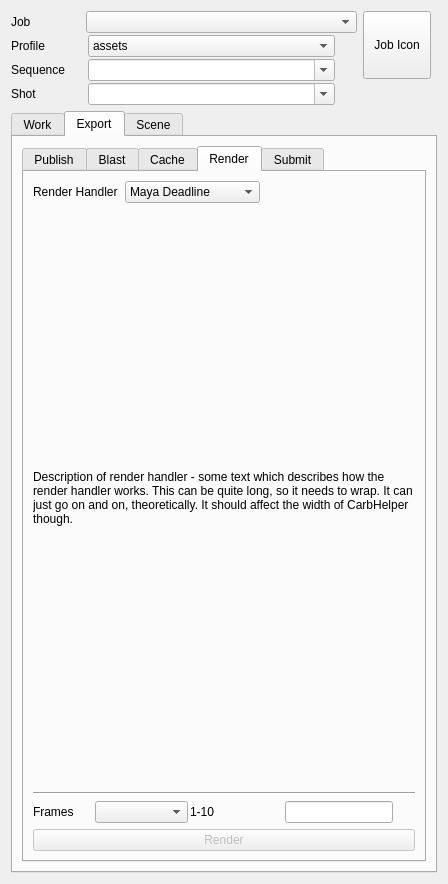
Qt form python/pini/tools/helper/pini_helper.ui (CBSDigital/pini-dev) before a commit.
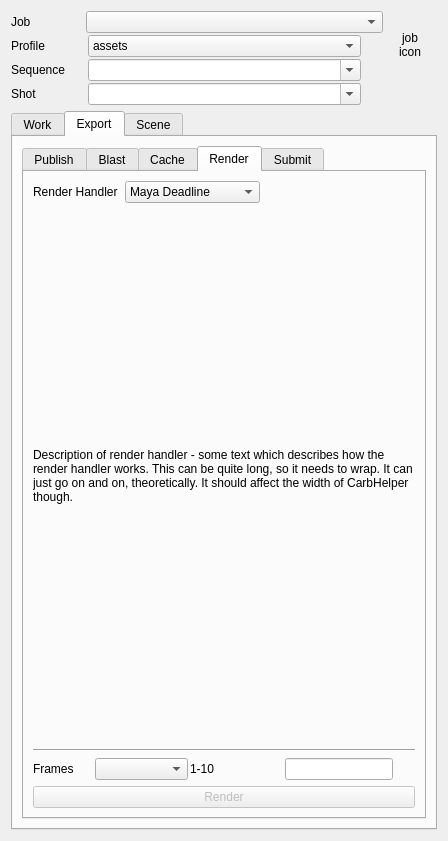
The same form after that commit. Icons and pictures are not drawn. Custom widgets are drawn as their Qt base class.

Commit message: pini-dev:2.3.0 - Pini Helper: implemented job icon | pini.utils.play_sound added start/end/verbose flags, pini.pipe.CPSettingsLevel added icon/col to default settings, pini.qt.to_rect force QPointF if QSizeF, pini.qt.CGraphSpace._draw_grid fade 90% of lines + hide if zoomed out, pini.qt.CGBasicElem.set_settings allow pos/size cpnt as None for locked axes, pini.qt CGMoveElem/CGStretchElem get_settings pos/size as None for locked axes, pini.tools.helper implelemted job icon

Diff of the .ui file:
```diff
--- a/python/pini/tools/helper/pini_helper.ui
+++ b/python/pini/tools/helper/pini_helper.ui
@@ -7,7 +7,7 @@
     <x>0</x>
     <y>0</y>
     <width>448</width>
-    <height>884</height>
+    <height>841</height>
    </rect>
   </property>
   <property name="windowTitle">
@@ -3196,17 +3196,11 @@
         <number>4</number>
        </property>
        <item>
-        <widget class="QPushButton" name="JobIcon">
-         <property name="sizePolicy">
-          <sizepolicy hsizetype="Minimum" vsizetype="Minimum">
-           <horstretch>0</horstretch>
-           <verstretch>0</verstretch>
-          </sizepolicy>
-         </property>
+        <widget class="CPixmapLabel" name="JobIcon">
          <property name="minimumSize">
           <size>
-           <width>68</width>
-           <height>68</height>
+           <width>0</width>
+           <height>0</height>
           </size>
          </property>
          <property name="maximumSize">
@@ -3216,10 +3210,30 @@
           </size>
          </property>
          <property name="text">
-          <string>Job Icon</string>
+          <string>job
+icon</string>
+         </property>
+         <property name="alignment">
+          <set>Qt::AlignCenter</set>
          </property>
         </widget>
        </item>
+       <item>
+        <spacer name="verticalSpacer_2">
+         <property name="orientation">
+          <enum>Qt::Vertical</enum>
+         </property>
+         <property name="sizeType">
+          <enum>QSizePolicy::Minimum</enum>
+         </property>
+         <property name="sizeHint" stdset="0">
+          <size>
+           <width>20</width>
+           <height>0</height>
+          </size>
+         </property>
+        </spacer>
+       </item>
        <item>
         <layout class="QHBoxLayout" name="horizontalLayout_9" stretch="0,0,0">
          <property name="spacing">
@@ -3334,6 +3348,11 @@
    <extends>QListView</extends>
    <header>clistview.h</header>
   </customwidget>
+  <customwidget>
+   <class>CPixmapLabel</class>
+   <extends>QLabel</extends>
+   <header>cpixmaplabel.h</header>
+  </customwidget>
  </customwidgets>
  <tabstops>
   <tabstop>MainPane</tabstop>
```
The commit also changes 9 other files.
